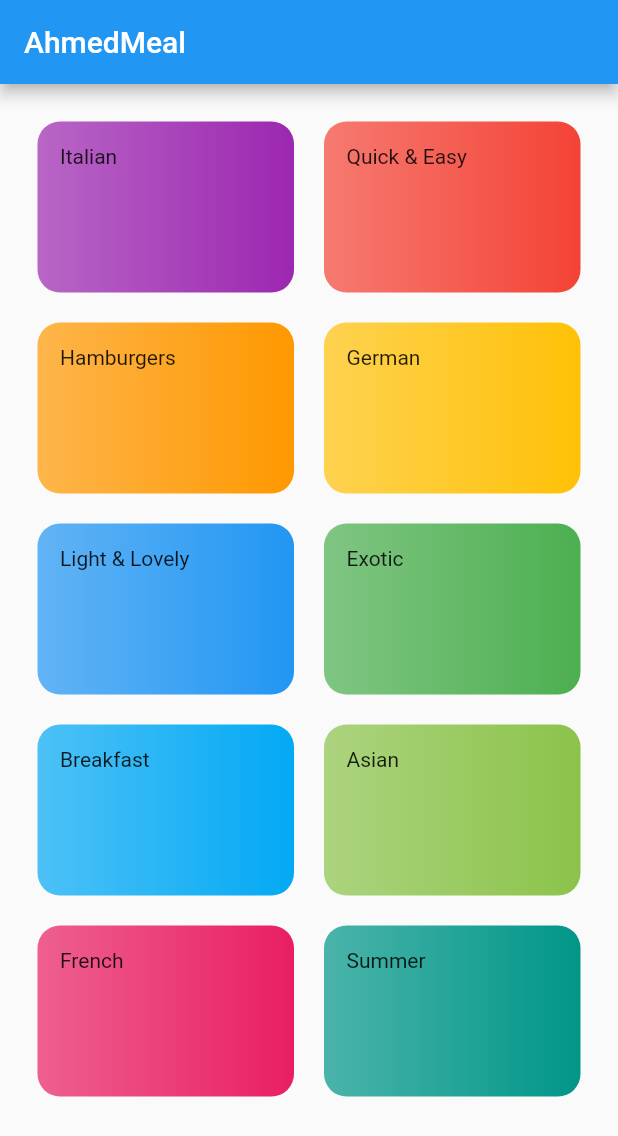
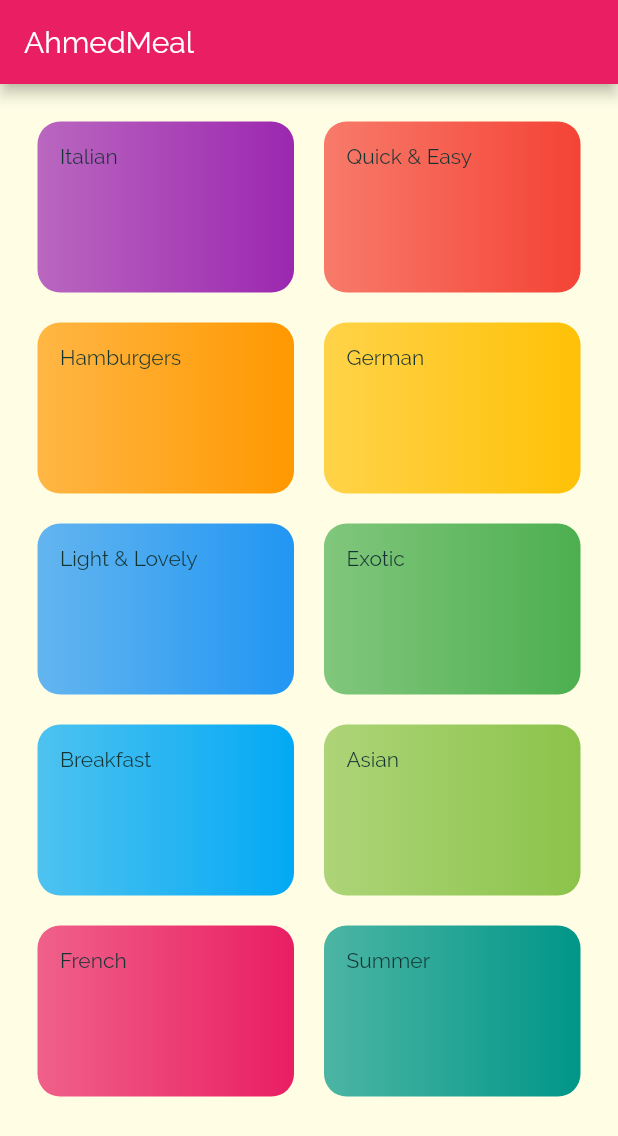
Before and after one commit to a7md0/FlutterMealsApp, a Flutter app: the screen it shows after launch, on a phone screen of 412 x 824 dp. Shown: the top 1136 px of the screen. Run offline on Flutter 3.47's test engine with Material 2 defaults, Android fonts, the phone set to English and light mode, and no system bars.

Commit message:
Apply global styling to main

```diff
--- a/lib/main.dart
+++ b/lib/main.dart
@@ -10,7 +10,23 @@ class MyApp extends StatelessWidget {
     return MaterialApp(
       title: 'DeliMeals',
       theme: ThemeData(
-        primarySwatch: Colors.blue,
+        primarySwatch: Colors.pink,
+        accentColor: Colors.amber,
+        canvasColor: Color.fromRGBO(255, 254, 229, 1),
+        fontFamily: 'Raleway',
+        textTheme: ThemeData.light().textTheme.copyWith(
+              bodyText1: TextStyle(
+                color: Color.fromRGBO(20, 51, 51, 1),
+              ),
+              bodyText2: TextStyle(
+                color: Color.fromRGBO(20, 51, 51, 1),
+              ),
+              headline6: TextStyle(
+                fontSize: 20,
+                fontFamily: 'RobotoCondensed',
+                fontWeight: FontWeight.bold,
+              ),
+            ),
       ),
       home: CategoriesScreen(),
     );
```
